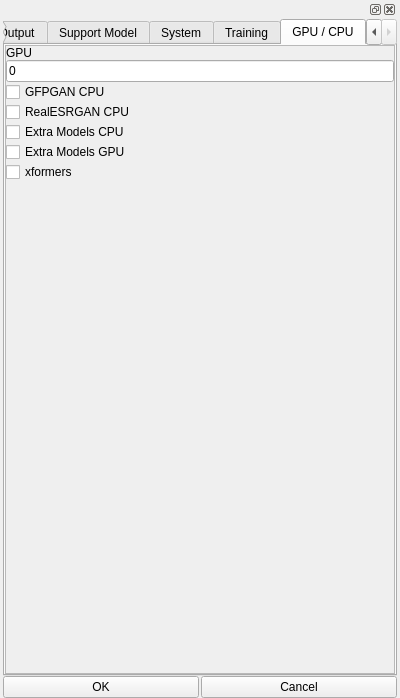
This is frontend/ui/system_config.ui in XmYx/ainodes-pyside as Qt 5 draws it before an edit. The edited form follows.
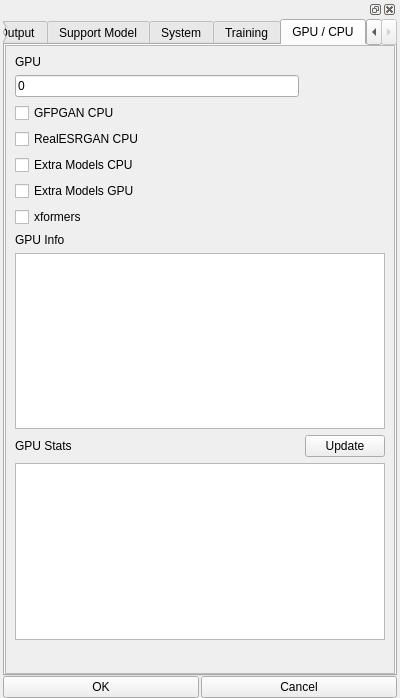
This is the edited form. The open tabs and pages were chosen to show the change.

Commit message: less bugs, added some GPU Info and memory stats

Diff of the .ui file:
```diff
--- a/frontend/ui/system_config.ui
+++ b/frontend/ui/system_config.ui
@@ -939,83 +939,95 @@
                 <height>619</height>
                </rect>
               </property>
-              <layout class="QVBoxLayout" name="verticalLayout_10">
-               <property name="spacing">
-                <number>0</number>
-               </property>
-               <property name="leftMargin">
-                <number>0</number>
-               </property>
-               <property name="topMargin">
-                <number>0</number>
-               </property>
-               <property name="rightMargin">
-                <number>0</number>
-               </property>
-               <property name="bottomMargin">
-                <number>0</number>
-               </property>
-               <item>
+              <layout class="QGridLayout" name="gridLayout_2">
+               <item row="0" column="0">
                 <widget class="QLabel" name="label_22">
                  <property name="text">
                   <string>GPU</string>
                  </property>
                 </widget>
                </item>
-               <item>
+               <item row="4" column="0">
+                <widget class="QCheckBox" name="extra_models_cpu">
+                 <property name="text">
+                  <string>Extra Models CPU</string>
+                 </property>
+                </widget>
+               </item>
+               <item row="6" column="0">
+                <widget class="QCheckBox" name="xformer">
+                 <property name="text">
+                  <string>xformers</string>
+                 </property>
+                </widget>
+               </item>
+               <item row="1" column="0">
                 <widget class="QLineEdit" name="gpu">
                  <property name="text">
                   <string>0</string>
                  </property>
                 </widget>
                </item>
-               <item>
+               <item row="5" column="0">
+                <widget class="QCheckBox" name="extra_models_gpu">
+                 <property name="text">
+                  <string>Extra Models GPU</string>
+                 </property>
+                </widget>
+               </item>
+               <item row="12" column="0">
+                <spacer name="verticalSpacer_4">
+                 <property name="orientation">
+                  <enum>Qt::Vertical</enum>
+                 </property>
+                 <property name="sizeHint" stdset="0">
+                  <size>
+                   <width>20</width>
+                   <height>40</height>
+                  </size>
+                 </property>
+                </spacer>
+               </item>
+               <item row="10" column="0">
+                <widget class="QLabel" name="label_36">
+                 <property name="text">
+                  <string>GPU Stats</string>
+                 </property>
+                </widget>
+               </item>
+               <item row="2" column="0">
                 <widget class="QCheckBox" name="gfpgan_cpu">
                  <property name="text">
                   <string>GFPGAN CPU</string>
                  </property>
                 </widget>
                </item>
-               <item>
+               <item row="3" column="0">
                 <widget class="QCheckBox" name="realesrgan_cpu">
                  <property name="text">
                   <string>RealESRGAN CPU</string>
                  </property>
                 </widget>
                </item>
-               <item>
-                <widget class="QCheckBox" name="extra_models_cpu">
+               <item row="7" column="0">
+                <widget class="QLabel" name="label_35">
                  <property name="text">
-                  <string>Extra Models CPU</string>
+                  <string>GPU Info</string>
                  </property>
                 </widget>
                </item>
-               <item>
-                <widget class="QCheckBox" name="extra_models_gpu">
+               <item row="10" column="1">
+                <widget class="QPushButton" name="update_gpu_stats">
                  <property name="text">
-                  <string>Extra Models GPU</string>
+                  <string>Update</string>
                  </property>
                 </widget>
                </item>
-               <item>
-                <widget class="QCheckBox" name="xformer">
-                 <property name="text">
-                  <string>xformers</string>
-                 </property>
-                </widget>
+               <item row="8" column="0" colspan="2">
+                <widget class="QPlainTextEdit" name="gpu_info"/>
                </item>
-               <item>
-                <spacer name="verticalSpacer_4">
-                 <property name="orientation">
-                  <enum>Qt::Vertical</enum>
-                 </property>
-                 <property name="sizeHint" stdset="0">
-                  <size>
-                   <width>20</width>
-                   <height>40</height>
-                  </size>
-                 </property>
-                </spacer>
+               <item row="11" column="0" colspan="2">
+                <widget class="QPlainTextEdit" name="gpu_stats"/>
                </item>
               </layout>
              </widget>
```
Left out of the diff: 2 changed lines with no effect on the pictures. The commit also changes 1 other file.
